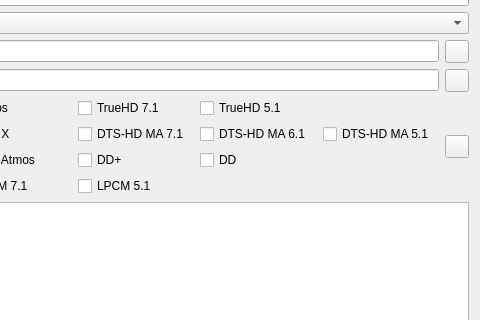
3ll3d00d/beqdesigner, file src/main/python/ui/postbuilder.ui: the form before one commit; both pictures show x 148 to 628 and y 197 to 517 of the 628 by 715 pixel window.
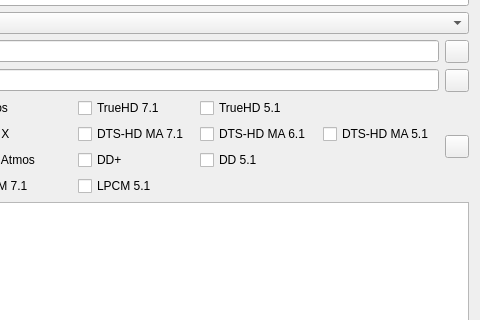
The form after the commit.

Commit message: Added Hulu, AppleTV+, and Disney+ as possible streaming sources for the post builder.  Changed DD to DD 5.1 to match Aron's posts.

The edit to the form file:
```diff
--- a/src/main/python/ui/postbuilder.ui
+++ b/src/main/python/ui/postbuilder.ui
@@ -273,7 +273,7 @@
        <item row="4" column="2">
         <widget class="QCheckBox" name="ddCheckBox">
          <property name="text">
-          <string>DD</string>
+          <string>DD 5.1</string>
          </property>
         </widget>
        </item>
```
Left out of the diff: 15 changed lines with no effect on the pictures. The commit also changes 1 other file.
